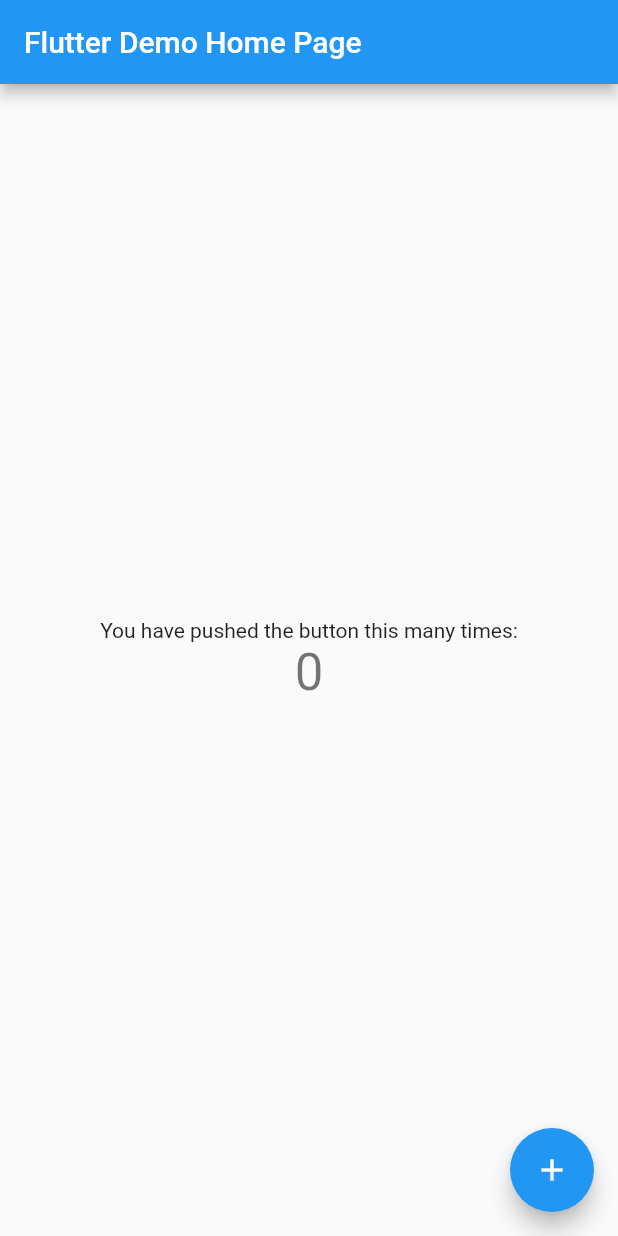
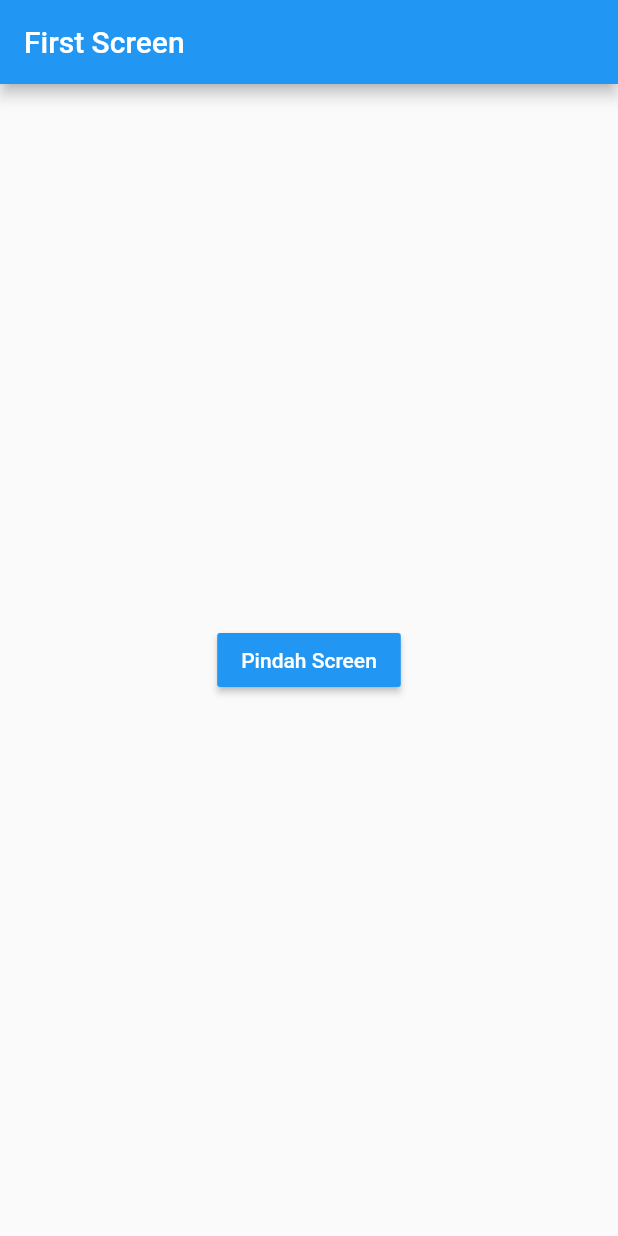
Before and after one commit to arifikhsan/flutter_navigation, a Flutter app: the screen it shows after launch, on a phone screen of 412 x 824 dp. Run offline on Flutter 3.47's test engine with Material 2 defaults, Android fonts, the phone set to English and light mode, and no system bars.

Commit message:
back and forth

```diff
--- /dev/null
+++ b/lib/first_screen.dart
@@ -0,0 +1,35 @@
+import 'package:flutter/material.dart';
+import 'package:flutter_navigation/second_screen.dart';
+
+class FirstScreen extends StatelessWidget {
+
+  final String message = 'Helllo from first screen!';
+
+  @override
+  Widget build(BuildContext context) {
+    return Scaffold(
+      appBar: AppBar(title: Text('First Screen')),
+      body: Center(
+        child: RaisedButton(
+          onPressed: () {
+            Navigator.push(
+              context,
+              MaterialPageRoute(
+                builder: (context) {
+                  return SecondScreen(message);
+                },
+              ),
+            );
+          },
+          color: Colors.blue,
+          child: Text(
+            'Pindah Screen',
+            style: TextStyle(
+              color: Colors.white,
+            ),
+          ),
+        ),
+      ),
+    );
+  }
+}
--- a/lib/main.dart
+++ b/lib/main.dart
@@ -1,117 +1,14 @@
 import 'package:flutter/material.dart';
+import 'package:flutter_navigation/first_screen.dart';
 
-void main() {
-  runApp(MyApp());
-}
+void main() => runApp(MyApp());
 
 class MyApp extends StatelessWidget {
-  // This widget is the root of your application.
   @override
   Widget build(BuildContext context) {
     return MaterialApp(
-      title: 'Flutter Demo',
-      theme: ThemeData(
-        // This is the theme of your application.
-        //
-        // Try running your application with "flutter run". You'll see the
-        // application has a blue toolbar. Then, without quitting the app, try
-        // changing the primarySwatch below to Colors.green and then invoke
-        // "hot reload" (press "r" in the console where you ran "flutter run",
-        // or simply save your changes to "hot reload" in a Flutter IDE).
-        // Notice that the counter didn't reset back to zero; the application
-        // is not restarted.
-        primarySwatch: Colors.blue,
-        // This makes the visual density adapt to the platform that you run
-        // the app on. For desktop platforms, the controls will be smaller and
-        // closer together (more dense) than on mobile platforms.
-        visualDensity: VisualDensity.adaptivePlatformDensity,
-      ),
-      home: MyHomePage(title: 'Flutter Demo Home Page'),
+      title: 'Flutter Navigation',
+      home: FirstScreen(),
     );
   }
 }
-
-class MyHomePage extends StatefulWidget {
-  MyHomePage({Key key, this.title}) : super(key: key);
-
-  // This widget is the home page of your application. It is stateful, meaning
-  // that it has a State object (defined below) that contains fields that affect
-  // how it looks.
-
-  // This class is the configuration for the state. It holds the values (in this
-  // case the title) provided by the parent (in this case the App widget) and
-  // used by the build method of the State. Fields in a Widget subclass are
-  // always marked "final".
-
-  final String title;
-
-  @override
-  _MyHomePageState createState() => _MyHomePageState();
-}
-
-class _MyHomePageState extends State<MyHomePage> {
-  int _counter = 0;
-
-  void _incrementCounter() {
-    setState(() {
-      // This call to setState tells the Flutter framework that something has
-      // changed in this State, which causes it to rerun the build method below
-      // so that the display can reflect the updated values. If we changed
-      // _counter without calling setState(), then the build method would not be
-      // called again, and so nothing would appear to happen.
-      _counter++;
-    });
-  }
-
-  @override
-  Widget build(BuildContext context) {
-    // This method is rerun every time setState is called, for instance as done
-    // by the _incrementCounter method above.
-    //
-    // The Flutter framework has been optimized to make rerunning build methods
-    // fast, so that you can just rebuild anything that needs updating rather
-    // than having to individually change instances of widgets.
-    return Scaffold(
-      appBar: AppBar(
-        // Here we take the value from the MyHomePage object that was created by
-        // the App.build method, and use it to set our appbar title.
-        title: Text(widget.title),
-      ),
-      body: Center(
-        // Center is a layout widget. It takes a single child and positions it
-        // in the middle of the parent.
-        child: Column(
-          // Column is also a layout widget. It takes a list of children and
-          // arranges them vertically. By default, it sizes itself to fit its
-          // children horizontally, and tries to be as tall as its parent.
-          //
-          // Invoke "debug painting" (press "p" in the console, choose the
-          // "Toggle Debug Paint" action from the Flutter Inspector in Android
-          // Studio, or the "Toggle Debug Paint" command in Visual Studio Code)
-          // to see the wireframe for each widget.
-          //
-          // Column has various properties to control how it sizes itself and
-          // how it positions its children. Here we use mainAxisAlignment to
-          // center the children vertically; the main axis here is the vertical
-          // axis because Columns are vertical (the cross axis would be
-          // horizontal).
-          mainAxisAlignment: MainAxisAlignment.center,
-          children: <Widget>[
-            Text(
-              'You have pushed the button this many times:',
-            ),
-            Text(
-              '$_counter',
-              style: Theme.of(context).textTheme.headline4,
-            ),
-          ],
-        ),
-      ),
-      floatingActionButton: FloatingActionButton(
-        onPressed: _incrementCounter,
-        tooltip: 'Increment',
-        child: Icon(Icons.add),
-      ), // This trailing comma makes auto-formatting nicer for build methods.
-    );
-  }
-}
```
Also changed, not shown: lib/second_screen.dart (added, +34 -0 lines), 1 other file.
